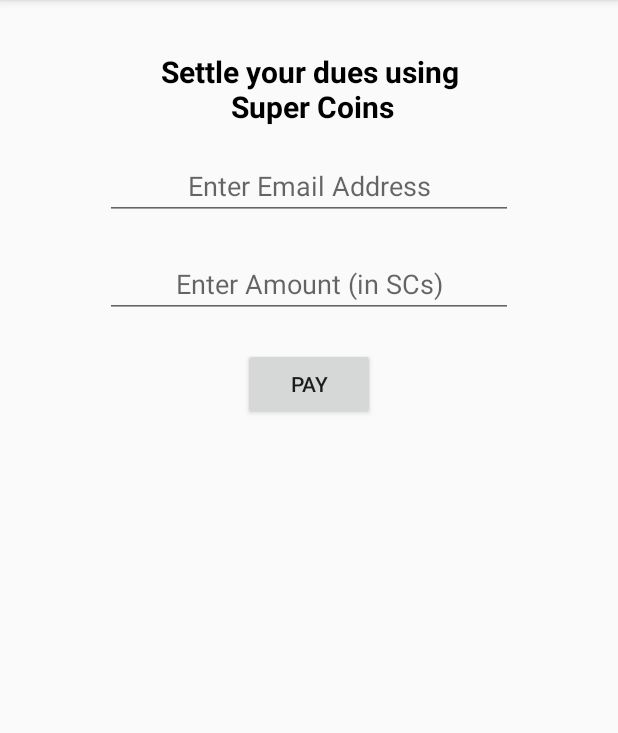
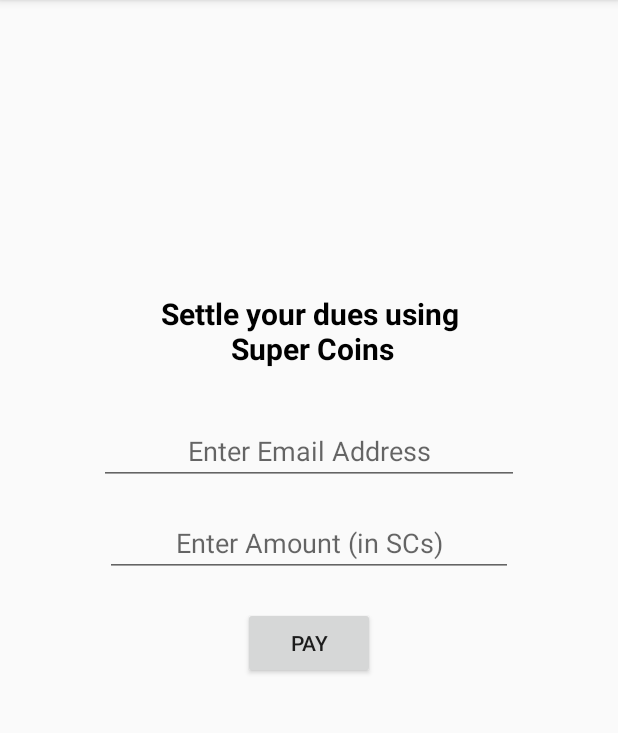
Before and after one commit to anam123/LazyPizzaCool, an Android app: the fragment Wallet placed in its activity, on a phone screen of 412 x 824 dp, the part 84-817 px from its top. Run offline under Robolectric (Android 15) with nearby library versions, the phone set to English and light mode, and no system bars; libraries missing offline, so code that uses them is left out: com.roughike.bottombar; plain views replace BottomBar; 2 statements that could not run were skipped.

Commit message:
Maintainance #4

```diff
--- a/app/src/main/res/layout/activity_wallet.xml
+++ b/app/src/main/res/layout/activity_wallet.xml
@@ -6,9 +6,10 @@
 
     <LinearLayout
         android:layout_width="match_parent"
-        android:layout_height="match_parent"
+        android:layout_height="wrap_content"
         android:layout_margin="50dp"
         android:orientation="vertical"
+        android:layout_gravity="center_vertical"
         android:weightSum="1">
 
         <TextView
@@ -19,6 +20,7 @@
             android:layout_centerVertical="true"
             android:layout_marginTop="40dp"
             android:fontFamily="sans-serif"
+            android:layout_margin="@dimen/activity_horizontal_margin"
             android:gravity="center"
             android:text="Settle your dues using\n Super Coins"
             android:textColor="#000000"
@@ -28,11 +30,12 @@
         <EditText
             android:id="@+id/email"
             android:layout_width="match_parent"
-            android:layout_height="35dp"
+            android:layout_height="wrap_content"
             android:layout_alignParentLeft="true"
             android:layout_alignParentTop="true"
             android:layout_centerVertical="true"
-            android:layout_margin="20dp"
+
+            android:layout_margin="@dimen/activity_horizontal_margin"
             android:layout_weight="0.02"
             android:fontFamily="sans-serif"
             android:gravity="center"
@@ -51,6 +54,7 @@
             android:fontFamily="sans-serif"
             android:gravity="center"
             android:hint="Enter Amount (in SCs)"
+            android:inputType="number"
             android:textColor="#000000" />
 
         <Button
```
